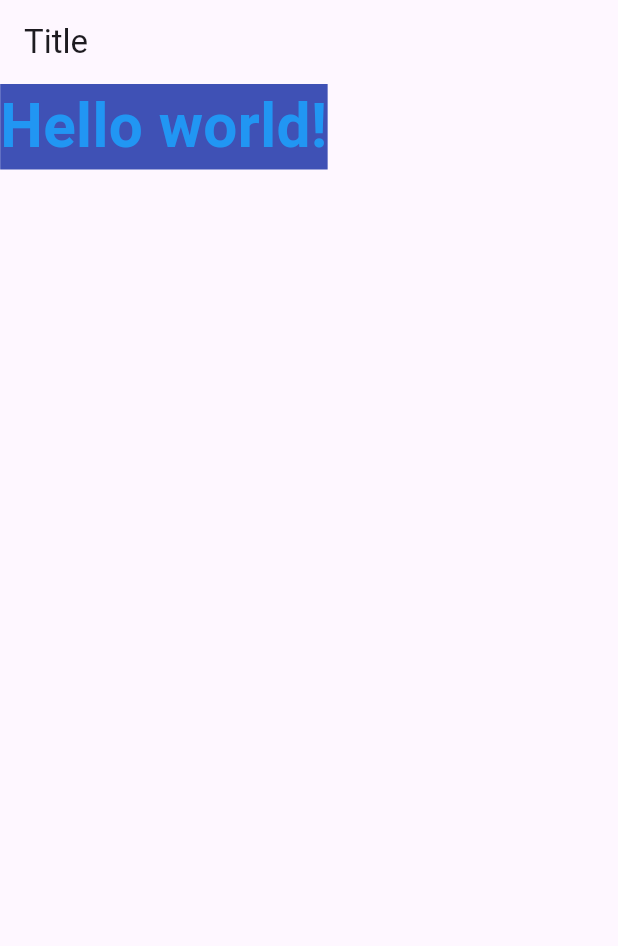
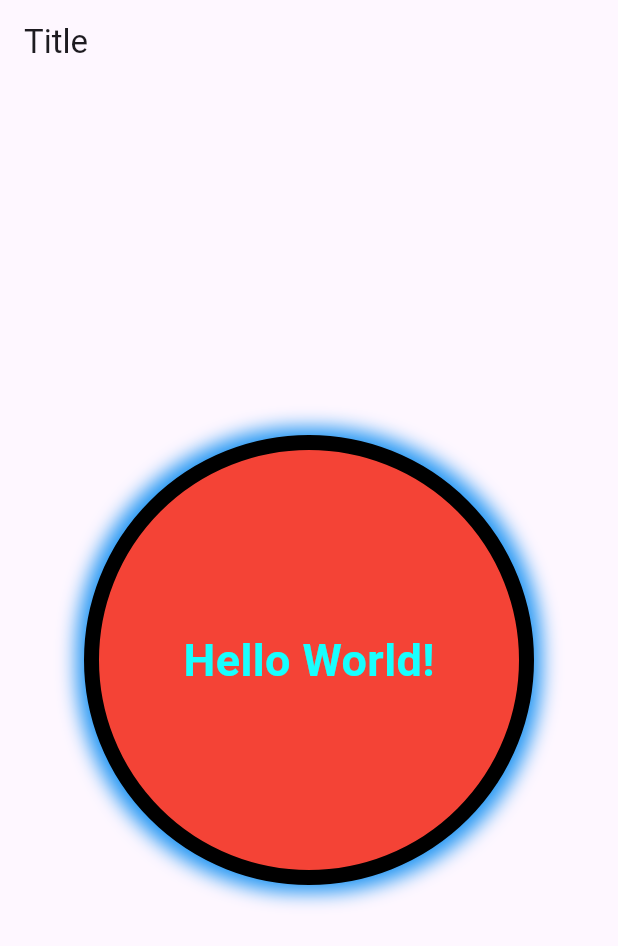
Before and after one commit to MomenMustafa45/flutter-learning, a Flutter app: the screen it shows after launch, on a phone screen of 412 x 824 dp. Shown: the top 946 px of the screen. Run offline on Flutter 3.47's test engine with Material 3 defaults, Android fonts, the phone set to English and light mode, and no system bars.

Commit message:
feat: container added

```diff
--- a/lib/main.dart
+++ b/lib/main.dart
@@ -12,15 +12,47 @@ class MyApp extends StatelessWidget {
       home: Scaffold(
         appBar: AppBar(title: const Text("Title")),
 
+        // 1- text in body
         // Text widget and its styles => color - fontSize - fontWeight
         // backgroundColor
-        body: const Text(
-          "Hello world!",
-          style: TextStyle(
-              color: Colors.blue,
-              fontSize: 40.2,
-              fontWeight: FontWeight.bold,
-              backgroundColor: Colors.indigo),
+        // body: const Text(
+        //   "Hello world!",
+        //   style: TextStyle(
+        //       color: Colors.blue,
+        //       fontSize: 40.2,
+        //       fontWeight: FontWeight.bold,
+        //       backgroundColor: Colors.indigo),
+        // ),
+        // ==========================================
+        // 2- container
+        body: Center(
+          child: Container(
+            margin: const EdgeInsets.only(left: 20.0, right: 20.0),
+            padding:
+                const EdgeInsets.symmetric(horizontal: 20.0, vertical: 20.0),
+            width: 300,
+            height: 300,
+            alignment: Alignment.center,
+            decoration: BoxDecoration(
+                color: Colors.red,
+                border: Border.all(color: Colors.black, width: 10),
+                borderRadius: const BorderRadius.all(Radius.circular(150)),
+                boxShadow: const [
+                  BoxShadow(
+                    color: Colors.blue,
+                    offset: Offset(0, 0),
+                    spreadRadius: 5,
+                    blurRadius: 10,
+                  )
+                ]),
+            child: const Text(
+              "Hello World!",
+              style: TextStyle(
+                  fontSize: 30.0,
+                  fontWeight: FontWeight.bold,
+                  color: Colors.cyanAccent),
+            ),
+          ),
         ),
       ),
     );
```
